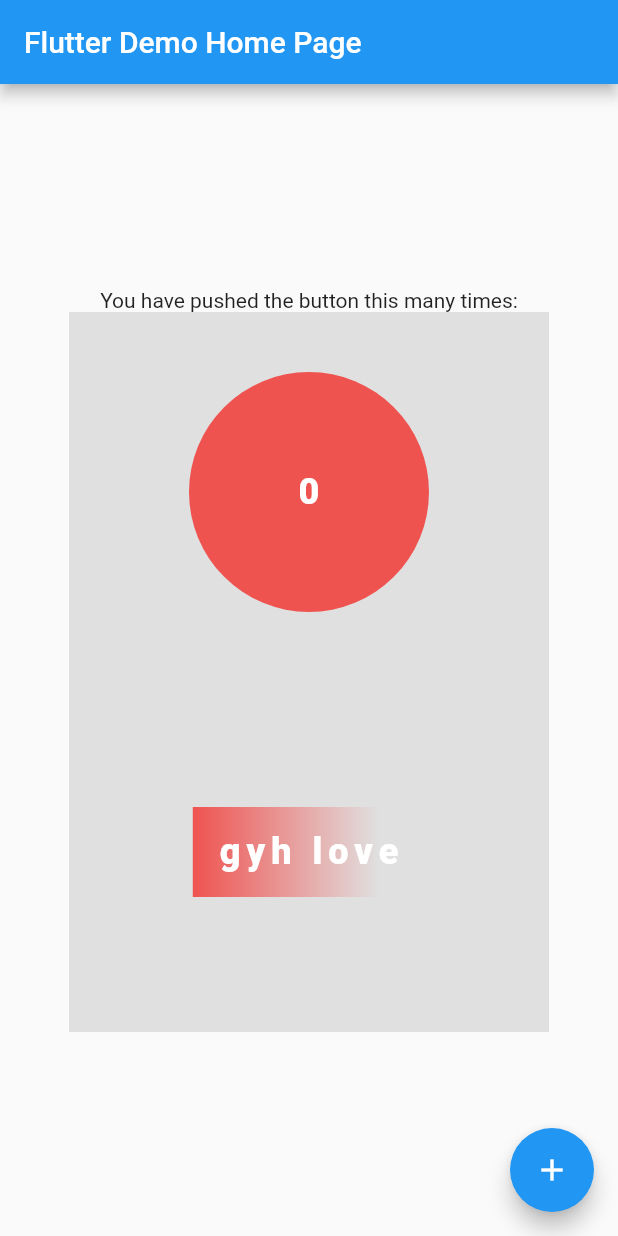
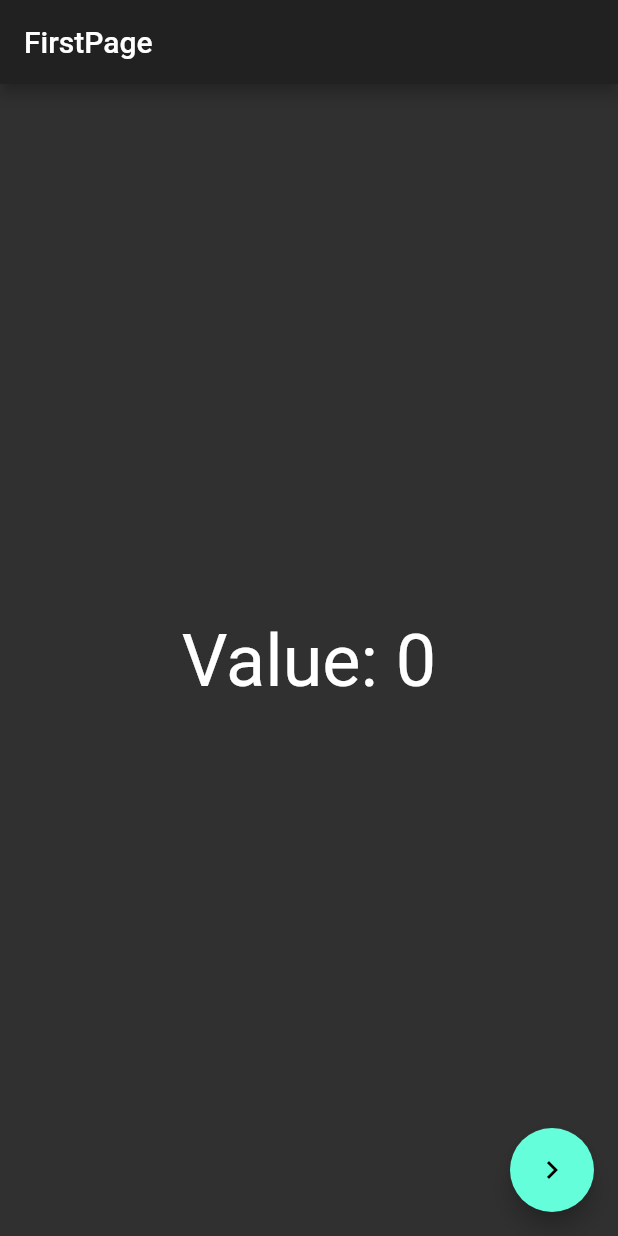
Before and after one commit to mypridelife/flutter-example, a Flutter app: the screen it shows after launch, on a phone screen of 412 x 824 dp. Run offline on Flutter 3.47's test engine with Material 2 defaults, Android fonts, the phone set to English and light mode, and no system bars.

Commit message:
add: provider

```diff
--- a/lib/main.dart
+++ b/lib/main.dart
@@ -1,179 +1,80 @@
 import 'package:flutter/material.dart';
-import 'package:flutter/rendering.dart';
-
-// void main() => runApp(MyApp());
+import 'package:hello_provider/model/CounterModel.dart';
+import 'package:provider/provider.dart';
 
 void main() {
-  debugPaintSizeEnabled = true;
-  runApp(MyApp());
+  final counter = CounterModel();
+  final textSize = 48;
+
+  runApp(Provider<int>.value(
+    value: textSize,
+    child: ChangeNotifierProvider.value(
+      value: counter,
+      child: MyApp(),
+    ),
+  ));
 }
 
 class MyApp extends StatelessWidget {
-  // This widget is the root of your application.
   @override
   Widget build(BuildContext context) {
     return MaterialApp(
-      title: 'Flutter Demo',
-      theme: ThemeData(
-        // This is the theme of your application.
-        //
-        // Try running your application with "flutter run". You'll see the
-        // application has a blue toolbar. Then, without quitting the app, try
-        // changing the primarySwatch below to Colors.green and then invoke
-        // "hot reload" (press "r" in the console where you ran "flutter run",
-        // or simply save your changes to "hot reload" in a Flutter IDE).
-        // Notice that the counter didn't reset back to zero; the application
-        // is not restarted.
-        primarySwatch: Colors.blue,
-      ),
-      home: MyHomePage(title: 'Flutter Demo Home Page'),
+      theme: ThemeData.dark(),
+      home: FirstScreen(),
     );
   }
 }
 
-class MyHomePage extends StatefulWidget {
-  MyHomePage({Key key, this.title}) : super(key: key);
-
-  // This widget is the home page of your application. It is stateful, meaning
-  // that it has a State object (defined below) that contains fields that affect
-  // how it looks.
-
-  // This class is the configuration for the state. It holds the values (in this
-  // case the title) provided by the parent (in this case the App widget) and
-  // used by the build method of the State. Fields in a Widget subclass are
-  // always marked "final".
-
-  final String title;
-
-  @override
-  _MyHomePageState createState() => _MyHomePageState();
-}
-
-class _MyHomePageState extends State<MyHomePage> {
-  int _counter = 0;
-
-  void _incrementCounter() {
-    setState(() {
-      // This call to setState tells the Flutter framework that something has
-      // changed in this State, which causes it to rerun the build method below
-      // so that the display can reflect the updated values. If we changed
-      // _counter without calling setState(), then the build method would not be
-      // called again, and so nothing would appear to happen.
-      _counter++;
-    });
-  }
-
-  TextStyle bold24Roboto = new TextStyle(
-    color: Colors.white,
-    fontSize: 24.0,
-    fontWeight: FontWeight.w900,
-  );
-
+class FirstScreen extends StatelessWidget {
   @override
   Widget build(BuildContext context) {
-    // This method is rerun every time setState is called, for instance as done
-    // by the _incrementCounter method above.
-    //
-    // The Flutter framework has been optimized to make rerunning build methods
-    // fast, so that you can just rebuild anything that needs updating rather
-    // than having to individually change instances of widgets.
+    final _counter = Provider.of<CounterModel>(context);
+    final textSize = Provider.of<int>(context).toDouble();
+    print('first screen rebuild');
     return Scaffold(
       appBar: AppBar(
-        // Here we take the value from the MyHomePage object that was created by
-        // the App.build method, and use it to set our appbar title.
-        title: Text(widget.title),
+        title: Text('FirstPage'),
       ),
       body: Center(
-        // Center is a layout widget. It takes a single child and positions it
-        // in the middle of the parent.
-        child: Column(
-          // Column is also layout widget. It takes a list of children and
-          // arranges them vertically. By default, it sizes itself to fit its
-          // children horizontally, and tries to be as tall as its parent.
-          //
-          // Invoke "debug painting" (press "p" in the console, choose the
-          // "Toggle Debug Paint" action from the Flutter Inspector in Android
-          // Studio, or the "Toggle Debug Paint" command in Visual Studio Code)
-          // to see the wireframe for each widget.
-          //
-          // Column has various properties to control how it sizes itself and
-          // how it positions its children. Here we use mainAxisAlignment to
-          // center the children vertically; the main axis here is the vertical
-          // axis because Columns are vertical (the cross axis would be
-          // horizontal).
-          mainAxisAlignment: MainAxisAlignment.center,
-          children: <Widget>[
-            Text(
-              'You have pushed the button this many times:',
-            ),
-            // Text(
-            //   '$_counter',
-            //   style: Theme.of(context).textTheme.display1,
-            // ),
-            Container(
-              // grey box
-              child: new Center(
-                child: new Container(
-                  // red circle
-                  child: new Center(
-                    child: new Text(
-                      "$_counter",
-                      style: bold24Roboto,
-                      textAlign: TextAlign.center,
-                    ),
-                  ),
-                  decoration: new BoxDecoration(
-                    color: Colors.red[400],
-                    shape: BoxShape.circle,
-                  ),
-                  padding: new EdgeInsets.all(16.0),
-                  width: 160.0,
-                  height: 160.0,
-                ),
-              ),
-              width: 320.0,
-              height: 240.0,
-              color: Colors.grey[300],
-            ),
-            Container(
-              // grey box
-              child: new Center(
-                child: new Container(
-                  // red box
-                  child: new Text(
-                    "gyh love",
-                    style: new TextStyle(
-                      color: Colors.white,
-                      fontSize: 24.0,
-                      fontWeight: FontWeight.w900,
-                      letterSpacing: 4.0,
-                    ),
-                  ),
-                  decoration: new BoxDecoration(
-                    gradient: new LinearGradient(
-                      begin: const Alignment(-1.0, 0.0),
-                      end: const Alignment(0.6, 0.0),
-                      colors: <Color>[
-                        const Color(0xffef5350),
-                        const Color(0x00ef5350)
-                      ],
-                    ),
-                  ),
-                  padding: new EdgeInsets.all(16.0),
-                ),
-              ),
-              width: 320.0,
-              height: 240.0,
-              color: Colors.grey[300],
-            )
-          ],
+        child: Text(
+          'Value: ${_counter.value}',
+          style: TextStyle(fontSize: textSize),
         ),
       ),
       floatingActionButton: FloatingActionButton(
-        onPressed: _incrementCounter,
-        tooltip: 'Increment',
-        child: Icon(Icons.add),
-      ), // This trailing comma makes auto-formatting nicer for build methods.
+        onPressed: () => Navigator.of(context)
+            .push(MaterialPageRoute(builder: (context) => SecondPage())),
+        child: Icon(Icons.navigate_next),
+      ),
     );
   }
 }
+
+class SecondPage extends StatelessWidget {
+  @override
+  Widget build(BuildContext context) {
+    print('second screen rebuild');
+    return Scaffold(
+      appBar: AppBar(
+        title: Text('Second Page'),
+      ),
+      body: Consumer2<CounterModel, int>(
+        builder: (context, CounterModel counter, int textSize, _) => Center(
+          child: Text(
+            'Value: ${counter.value}',
+            style: TextStyle(
+              fontSize: textSize.toDouble(),
+            ),
+          ),
+        ),
+      ),
+      floatingActionButton: Consumer<CounterModel>(
+        builder: (context, CounterModel counter, child) => FloatingActionButton(
+          onPressed: counter.increment,
+          child: child,
+        ),
+        child: Icon(Icons.add),
+      ),
+    );
+  }
+}
--- /dev/null
+++ b/lib/model/CounterModel.dart
@@ -0,0 +1,11 @@
+import 'package:flutter/material.dart';
+
+class CounterModel with ChangeNotifier {
+  int _count = 0;
+  int get value => _count;
+
+  void increment() {
+    _count++;
+    notifyListeners();
+  }
+}
```
Also changed, not shown: pubspec.yaml (+6 -5 lines), pubspec.lock, 3 other files.
